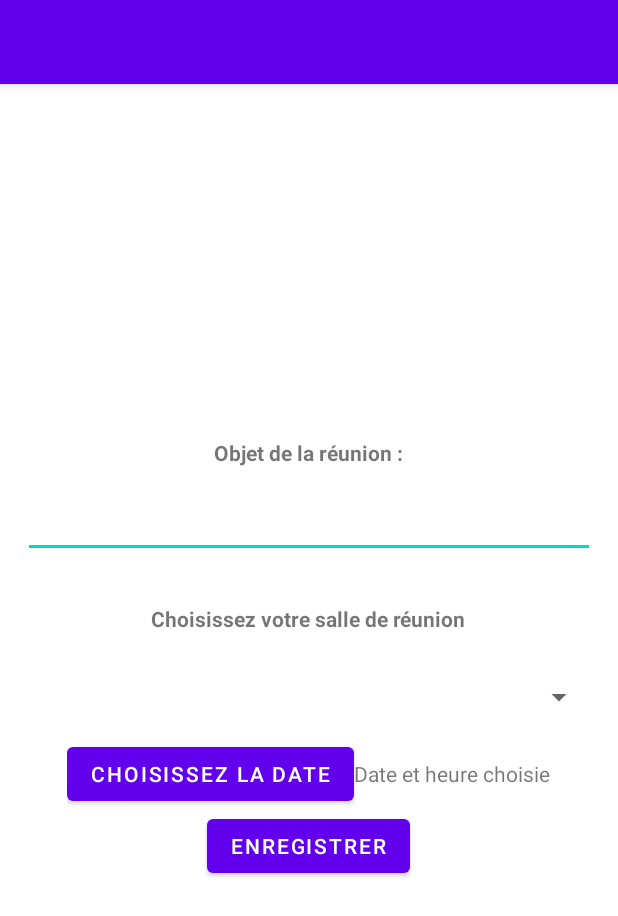
After one commit to LaurentVrevin/Mareu, an Android app: the MeetingRoomBooking screen opened directly, with no data from a screen before it, on a phone screen of 412 x 824 dp. The commit adds this screen. Shown: the top 916 px of the screen. Run offline under Robolectric (Android 15) with nearby library versions, the phone set to English and light mode, and no system bars.

Commit message:
meeting room booking activity created with date picker / spinner upgrade item list meeting xml

```diff
--- a/app/build.gradle
+++ b/app/build.gradle
@@ -35,4 +35,5 @@ dependencies {
     testImplementation 'junit:junit:4.13.2'
     androidTestImplementation 'androidx.test.ext:junit:1.1.3'
     androidTestImplementation 'androidx.test.espresso:espresso-core:3.4.0'
+
 }
--- a/app/src/main/AndroidManifest.xml
+++ b/app/src/main/AndroidManifest.xml
@@ -14,6 +14,9 @@
         android:theme="@style/Theme.Mareu"
         tools:targetApi="31">
         <activity
+            android:name=".activities.MeetingRoomBooking"
+            android:exported="false" />
+        <activity
             android:name=".MainActivity"
             android:exported="true">
             <intent-filter>
--- /dev/null
+++ b/app/src/main/java/fr/laurentvrevin/mareu/activities/MeetingRoomBooking.java
@@ -0,0 +1,72 @@
+package fr.laurentvrevin.mareu.activities;
+
+import androidx.appcompat.app.AppCompatActivity;
+
+import android.app.TimePickerDialog;
+import android.os.Bundle;
+import android.view.View;
+import android.widget.Button;
+import android.widget.TextView;
+import android.widget.TimePicker;
+
+import com.google.android.material.datepicker.CalendarConstraints;
+import com.google.android.material.datepicker.DateValidatorPointForward;
+import com.google.android.material.datepicker.MaterialDatePicker;
+import com.google.android.material.datepicker.MaterialPickerOnPositiveButtonClickListener;
+import com.google.android.material.timepicker.MaterialTimePicker;
+
+import fr.laurentvrevin.mareu.R;
+
+public class MeetingRoomBooking extends AppCompatActivity {
+    private Button datePicker;
+    private TextView dateTimeSelected;
+
+
+    @Override
+    protected void onCreate(Bundle savedInstanceState) {
+        super.onCreate(savedInstanceState);
+        setContentView(R.layout.activity_meeting_room_booking);
+
+        datePicker = findViewById(R.id.DatePickerButton);
+        dateTimeSelected = findViewById(R.id.tvDateTimeSelected);
+
+
+        long today = MaterialDatePicker.todayInUtcMilliseconds();
+
+        //contrainte du date picker, il doit démarrer à la date du jour
+        // et ne doit pas permettre de réserver une date antérieur à celle-ci.
+        CalendarConstraints.Builder constraintBuilder = new CalendarConstraints.Builder();
+        constraintBuilder.setStart(today);
+        constraintBuilder.setValidator(DateValidatorPointForward.now());
+
+        //Material Date Picker
+        MaterialDatePicker.Builder dateBuilder = MaterialDatePicker.Builder.datePicker();
+        MaterialTimePicker.Builder timeBuilder = new MaterialTimePicker.Builder();
+        dateBuilder.setTitleText("SELECT A DATE");
+        dateBuilder.setSelection(today);
+        dateBuilder.setCalendarConstraints(constraintBuilder.build());
+        final MaterialDatePicker materialDatePicker = dateBuilder.build();
+        final MaterialTimePicker materialTimePicker = timeBuilder.build();
+
+        datePicker.setOnClickListener(new View.OnClickListener() {
+            @Override
+            public void onClick(View v) {
+                materialDatePicker.show(getSupportFragmentManager(), "DATE_PICKER");
+
+            }
+        });
+
+        materialDatePicker.addOnPositiveButtonClickListener(new MaterialPickerOnPositiveButtonClickListener() {
+            @Override
+            public void onPositiveButtonClick(Object selection) {
+                //récupérer jour + mois + année
+                //ouvrir time picker
+                materialTimePicker.show(getSupportFragmentManager(), "TIME_PICKER");
+                dateTimeSelected.setText("Date : "+ materialDatePicker.getHeaderText());
+
+            }
+        });
+
+
+    }
+}
--- /dev/null
+++ b/app/src/main/res/drawable/ic_baseline_add_24.xml
@@ -0,0 +1,5 @@
+<vector android:height="24dp" android:tint="#000000"
+    android:viewportHeight="24" android:viewportWidth="24"
+    android:width="24dp" xmlns:android="http://schemas.android.com/apk/res/android">
+    <path android:fillColor="@android:color/white" android:pathData="M19,13h-6v6h-2v-6H5v-2h6V5h2v6h6v2z"/>
+</vector>
--- /dev/null
+++ b/app/src/main/res/layout/activity_meeting_room_booking.xml
@@ -0,0 +1,66 @@
+<?xml version="1.0" encoding="utf-8"?>
+<androidx.constraintlayout.widget.ConstraintLayout xmlns:android="http://schemas.android.com/apk/res/android"
+    xmlns:app="http://schemas.android.com/apk/res-auto"
+    xmlns:tools="http://schemas.android.com/tools"
+    android:layout_width="match_parent"
+    android:layout_height="match_parent"
+    tools:context=".activities.MeetingRoomBooking">
+
+    <LinearLayout
+    android:layout_width="match_parent"
+    android:layout_height="match_parent"
+    android:orientation="vertical"
+    android:gravity="center">
+
+    <TextView
+        android:id="@+id/tvAboutObject"
+        android:layout_width="wrap_content"
+        android:layout_height="wrap_content"
+        android:text="Objet de la réunion :"
+        android:textStyle="bold"/>
+
+        <com.google.android.material.textfield.TextInputEditText
+            android:layout_width="match_parent"
+            android:layout_height="wrap_content"
+            android:layout_margin="15dp"/>
+    <TextView
+        android:id="@+id/tvRoomChoice"
+        android:layout_width="wrap_content"
+        android:layout_height="wrap_content"
+        android:text="Choisissez votre salle de réunion"
+        android:textStyle="bold"
+        android:layout_margin="15dp"
+        tools:ignore="MissingConstraints" />
+    <Spinner
+        android:layout_width="match_parent"
+        android:layout_margin="15dp"
+        android:layout_height="wrap_content"
+        tools:ignore="MissingConstraints" />
+    <LinearLayout
+        android:layout_width="wrap_content"
+        android:layout_height="wrap_content"
+        android:orientation="horizontal"
+        android:layout_gravity="center">
+
+    <Button
+        android:id="@+id/DatePickerButton"
+        android:layout_width="wrap_content"
+        android:layout_height="wrap_content"
+        android:text="Choisissez la date"/>
+
+        <TextView
+            android:id="@+id/tvDateTimeSelected"
+            android:layout_width="wrap_content"
+            android:layout_height="wrap_content"
+            android:text="Date et heure choisie"/>
+    </LinearLayout>
+        <Button
+            android:id="@+id/SaveMeetingButton"
+            android:layout_width="wrap_content"
+            android:layout_height="wrap_content"
+            android:text="enregistrer"/>
+
+    </LinearLayout>
+
+
+</androidx.constraintlayout.widget.ConstraintLayout>
--- a/app/src/main/res/layout/item_list_meeting.xml
+++ b/app/src/main/res/layout/item_list_meeting.xml
@@ -17,7 +17,7 @@
         app:layout_constraintBottom_toBottomOf="parent"
         app:layout_constraintStart_toStartOf="parent"
         app:layout_constraintTop_toTopOf="parent"
-        tools:srcCompat="@tools:sample/avatars" />
+        android:src="@drawable/circle" />
 
     <TextView
         android:id="@+id/item_list_meeting_meetingname"
```
Also changed, not shown: app/src/main/java/fr/laurentvrevin/mareu/MainActivity.java (+20 -0 lines), app/src/main/res/drawable/circle.xml (added, +8 -0 lines), app/src/main/res/layout/activity_main.xml (+21 -5 lines).
